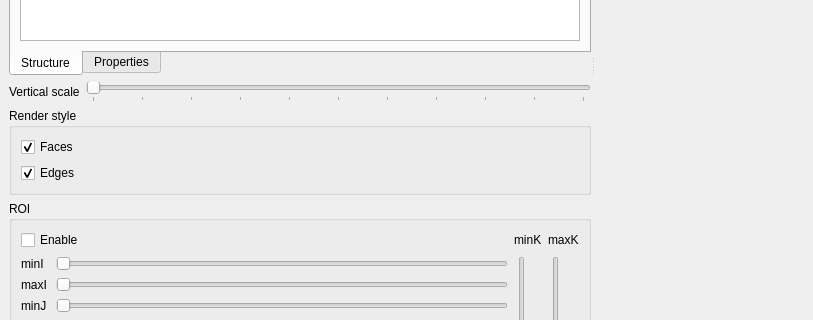
This is development/applications/4DPrototype/4DPrototype/MainWindow.ui in ArchanaKathiresanHub/Geosigns-Be-Basin-Modelling as Qt 5 draws it before an edit; both pictures show x 0 to 813 and y 384 to 704 of the 813 by 900 pixel window. The edited form follows.
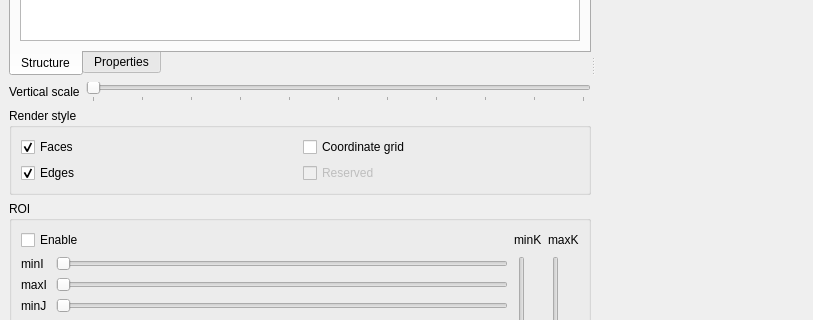
This is the edited form. Custom widgets are drawn as their Qt base class.

Commit message:
Add coordinate grid
work-items: #50787
git-tfs-id: [https://sede-pt-ce2.visualstudio.com/DefaultCollection]$/Basin Modeling/IBS/Trunk;C53387

```diff
--- a/development/applications/4DPrototype/4DPrototype/MainWindow.ui
+++ b/development/applications/4DPrototype/4DPrototype/MainWindow.ui
@@ -129,8 +129,10 @@
           <property name="title">
            <string>Render style</string>
           </property>
-          <layout class="QVBoxLayout" name="verticalLayout_3">
+          <layout class="QHBoxLayout" name="horizontalLayout_3">
            <item>
+            <layout class="QGridLayout" name="gridLayout_3">
+             <item row="0" column="0">
             <widget class="QCheckBox" name="checkBoxDrawFaces">
              <property name="text">
               <string>Faces</string>
@@ -140,7 +142,14 @@
              </property>
             </widget>
            </item>
-           <item>
+             <item row="0" column="1">
+              <widget class="QCheckBox" name="checkBoxDrawGrid">
+               <property name="text">
+                <string>Coordinate grid</string>
+               </property>
+              </widget>
+             </item>
+             <item row="1" column="0">
             <widget class="QCheckBox" name="checkBoxDrawEdges">
              <property name="text">
               <string>Edges</string>
@@ -149,6 +158,18 @@
               <bool>true</bool>
              </property>
             </widget>
+             </item>
+             <item row="1" column="1">
+              <widget class="QCheckBox" name="checkBox_2">
+               <property name="enabled">
+                <bool>false</bool>
+               </property>
+               <property name="text">
+                <string>Reserved</string>
+               </property>
+              </widget>
+             </item>
+            </layout>
            </item>
           </layout>
          </widget>
```
Lines whose indentation alone changed are shown as unchanged. The commit also changes 9 other files.
